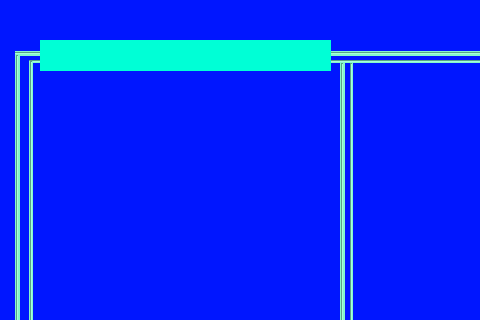
This is src/Ui/MainWindow.ui in Danton666/File-Manager as Qt 5 draws it before an edit; both pictures show x 0 to 480 and y 0 to 320 of the 1200 by 800 pixel window. The edited form follows.
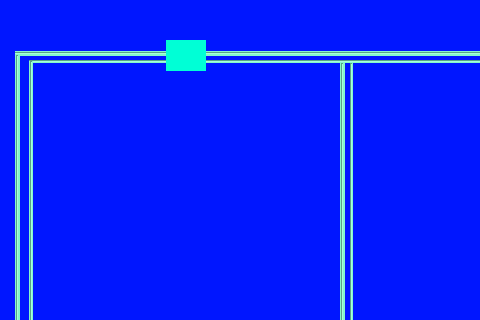
This is the edited form.

The edit to the form file:
```diff
--- a/src/Ui/MainWindow.ui
+++ b/src/Ui/MainWindow.ui
@@ -218,12 +218,30 @@
    <widget class="QLabel" name="path">
     <property name="geometry">
      <rect>
-      <x>40</x>
+      <x>166</x>
       <y>40</y>
-      <width>291</width>
+      <width>40</width>
       <height>31</height>
      </rect>
     </property>
+    <property name="sizePolicy">
+     <sizepolicy hsizetype="Ignored" vsizetype="Fixed">
+      <horstretch>0</horstretch>
+      <verstretch>0</verstretch>
+     </sizepolicy>
+    </property>
+    <property name="minimumSize">
+     <size>
+      <width>40</width>
+      <height>31</height>
+     </size>
+    </property>
+    <property name="maximumSize">
+     <size>
+      <width>291</width>
+      <height>40</height>
+     </size>
+    </property>
     <property name="styleSheet">
      <string notr="true">background-color: rgb(0, 255, 214);
 font: 25px &quot;Ubuntu Condensed&quot;;</string>
@@ -231,6 +249,9 @@
     <property name="text">
      <string/>
     </property>
+    <property name="alignment">
+     <set>Qt::AlignCenter</set>
+    </property>
    </widget>
   </widget>
   <widget class="QStatusBar" name="statusbar"/>
```
Left out of the diff: 2 changed lines with no effect on the pictures.
